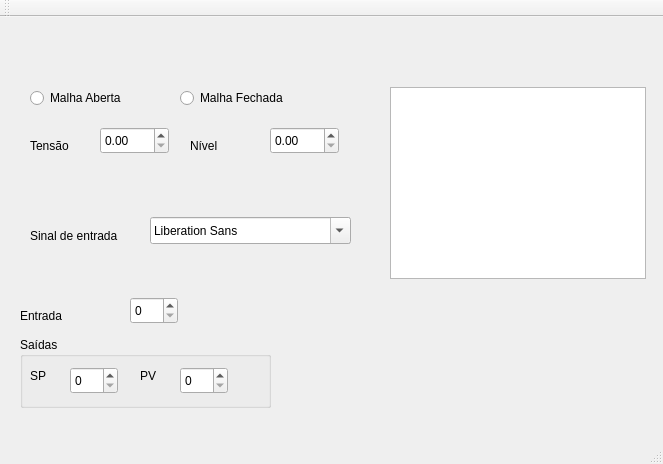
Above: LabControle1/mainwindow.ui from marciojunior159/Projects before the change. Below: the same form after it.
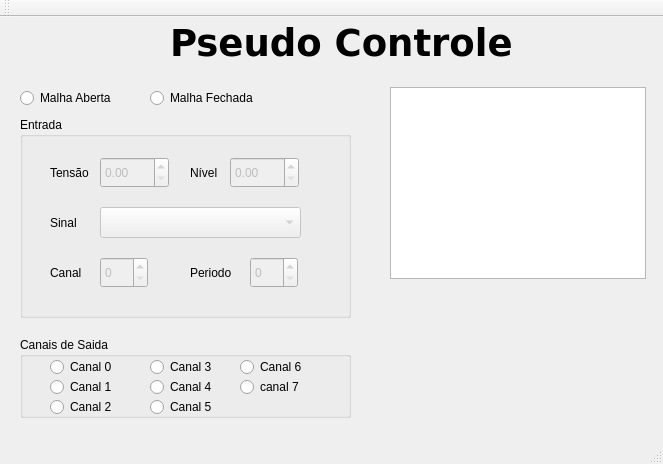
That is the form after the change.

Commit message: algumas modificações na interface

What changed in the file:
```diff
--- a/LabControle1/mainwindow.ui
+++ b/LabControle1/mainwindow.ui
@@ -17,7 +17,7 @@
    <widget class="QRadioButton" name="radioButton">
     <property name="geometry">
      <rect>
-      <x>30</x>
+      <x>20</x>
       <y>70</y>
       <width>117</width>
       <height>22</height>
@@ -30,7 +30,7 @@
    <widget class="QRadioButton" name="radioButton_2">
     <property name="geometry">
      <rect>
-      <x>180</x>
+      <x>150</x>
       <y>70</y>
       <width>151</width>
       <height>22</height>
@@ -40,154 +40,120 @@
      <string>Malha Fechada</string>
     </property>
    </widget>
-   <widget class="QDoubleSpinBox" name="doubleSpinBox">
-    <property name="geometry">
-     <rect>
-      <x>100</x>
-      <y>110</y>
-      <width>69</width>
-      <height>27</height>
-     </rect>
-    </property>
-   </widget>
-   <widget class="QLabel" name="label">
-    <property name="geometry">
-     <rect>
-      <x>30</x>
-      <y>120</y>
-      <width>67</width>
-      <height>17</height>
-     </rect>
-    </property>
-    <property name="text">
-     <string>Tensão</string>
-    </property>
-   </widget>
-   <widget class="QLabel" name="label_2">
-    <property name="geometry">
-     <rect>
-      <x>190</x>
-      <y>120</y>
-      <width>67</width>
-      <height>17</height>
-     </rect>
-    </property>
-    <property name="text">
-     <string>Nível</string>
-    </property>
-   </widget>
-   <widget class="QDoubleSpinBox" name="doubleSpinBox_2">
-    <property name="geometry">
-     <rect>
-      <x>270</x>
-      <y>110</y>
-      <width>69</width>
-      <height>27</height>
-     </rect>
-    </property>
-   </widget>
-   <widget class="QFontComboBox" name="fontComboBox">
-    <property name="geometry">
-     <rect>
-      <x>150</x>
-      <y>200</y>
-      <width>201</width>
-      <height>27</height>
-     </rect>
-    </property>
-   </widget>
-   <widget class="QLabel" name="label_3">
-    <property name="geometry">
-     <rect>
-      <x>30</x>
-      <y>210</y>
-      <width>111</width>
-      <height>17</height>
-     </rect>
-    </property>
-    <property name="text">
-     <string>Sinal de entrada</string>
-    </property>
-   </widget>
-   <widget class="QLabel" name="label_5">
-    <property name="geometry">
-     <rect>
-      <x>20</x>
-      <y>290</y>
-      <width>67</width>
-      <height>17</height>
-     </rect>
-    </property>
-    <property name="text">
-     <string>Entrada</string>
-    </property>
-   </widget>
-   <widget class="QSpinBox" name="spinBox">
-    <property name="geometry">
-     <rect>
-      <x>130</x>
-      <y>280</y>
-      <width>48</width>
-      <height>27</height>
-     </rect>
-    </property>
-   </widget>
    <widget class="QGroupBox" name="groupBox">
     <property name="geometry">
      <rect>
       <x>20</x>
       <y>320</y>
-      <width>251</width>
-      <height>71</height>
+      <width>331</width>
+      <height>81</height>
      </rect>
     </property>
     <property name="title">
-     <string>Saídas</string>
+     <string>Canais de Saida</string>
     </property>
-    <widget class="QLabel" name="label_6">
+    <widget class="QRadioButton" name="radioButton_3">
      <property name="geometry">
       <rect>
-       <x>10</x>
-       <y>30</y>
-       <width>31</width>
-       <height>17</height>
+       <x>30</x>
+       <y>20</y>
+       <width>71</width>
+       <height>20</height>
       </rect>
      </property>
      <property name="text">
-      <string>SP</string>
+      <string>Canal 0</string>
      </property>
     </widget>
-    <widget class="QSpinBox" name="spinBox_2">
+    <widget class="QRadioButton" name="radioButton_4">
      <property name="geometry">
       <rect>
-       <x>50</x>
-       <y>30</y>
-       <width>48</width>
-       <height>27</height>
+       <x>30</x>
+       <y>40</y>
+       <width>71</width>
+       <height>20</height>
       </rect>
      </property>
+     <property name="text">
+      <string>Canal 1</string>
+     </property>
     </widget>
-    <widget class="QLabel" name="label_7">
+    <widget class="QRadioButton" name="radioButton_6">
      <property name="geometry">
       <rect>
-       <x>120</x>
-       <y>30</y>
-       <width>41</width>
-       <height>17</height>
+       <x>130</x>
+       <y>20</y>
+       <width>71</width>
+       <height>20</height>
       </rect>
      </property>
      <property name="text">
-      <string>PV</string>
+      <string>Canal 3</string>
      </property>
     </widget>
-    <widget class="QSpinBox" name="spinBox_3">
+    <widget class="QRadioButton" name="radioButton_7">
      <property name="geometry">
       <rect>
-       <x>160</x>
-       <y>30</y>
-       <width>48</width>
-       <height>27</height>
+       <x>130</x>
+       <y>40</y>
+       <width>71</width>
+       <height>20</height>
       </rect>
+     </property>
+     <property name="text">
+      <string>Canal 4</string>
+     </property>
+    </widget>
+    <widget class="QRadioButton" name="radioButton_9">
+     <property name="geometry">
+      <rect>
+       <x>220</x>
+       <y>20</y>
+       <width>71</width>
+       <height>20</height>
+      </rect>
+     </property>
+     <property name="text">
+      <string>Canal 6</string>
+     </property>
+    </widget>
+    <widget class="QRadioButton" name="radioButton_10">
+     <property name="geometry">
+      <rect>
+       <x>220</x>
+       <y>40</y>
+       <width>71</width>
+       <height>20</height>
+      </rect>
+     </property>
+     <property name="text">
+      <string>canal 7</string>
+     </property>
+    </widget>
+    <widget class="QRadioButton" name="radioButton_8">
+     <property name="geometry">
+      <rect>
+       <x>130</x>
+       <y>60</y>
+       <width>71</width>
+       <height>20</height>
+      </rect>
+     </property>
+     <property name="text">
+      <string>Canal 5</string>
+     </property>
+    </widget>
+    <widget class="QRadioButton" name="radioButton_5">
+     <property name="geometry">
+      <rect>
+       <x>30</x>
+       <y>60</y>
+       <width>71</width>
+       <height>20</height>
+      </rect>
+     </property>
+     <property name="text">
+      <string>Canal 2</string>
      </property>
     </widget>
    </widget>
@@ -201,6 +167,170 @@
      </rect>
     </property>
    </widget>
+   <widget class="QLabel" name="label_4">
+    <property name="geometry">
+     <rect>
+      <x>170</x>
+      <y>0</y>
+      <width>341</width>
+      <height>51</height>
+     </rect>
+    </property>
+    <property name="font">
+     <font>
+      <family>DejaVu Sans</family>
+      <pointsize>28</pointsize>
+      <weight>75</weight>
+      <bold>true</bold>
+     </font>
+    </property>
+    <property name="text">
+     <string>Pseudo Controle</string>
+    </property>
+   </widget>
+   <widget class="QGroupBox" name="groupBox_2">
+    <property name="geometry">
+     <rect>
+      <x>20</x>
+      <y>100</y>
+      <width>331</width>
+      <height>201</height>
+     </rect>
+    </property>
+    <property name="title">
+     <string>Entrada</string>
+    </property>
+    <widget class="QDoubleSpinBox" name="doubleSpinBox_2">
+     <property name="enabled">
+      <bool>false</bool>
+     </property>
+     <property name="geometry">
+      <rect>
+       <x>210</x>
+       <y>40</y>
+       <width>69</width>
+       <height>31</height>
+      </rect>
+     </property>
+    </widget>
+    <widget class="QDoubleSpinBox" name="doubleSpinBox">
+     <property name="enabled">
+      <bool>false</bool>
+     </property>
+     <property name="geometry">
+      <rect>
+       <x>80</x>
+       <y>40</y>
+       <width>69</width>
+       <height>31</height>
+      </rect>
+     </property>
+    </widget>
+    <widget class="QLabel" name="label_2">
+     <property name="geometry">
+      <rect>
+       <x>170</x>
+       <y>40</y>
+       <width>41</width>
+       <height>31</height>
+      </rect>
+     </property>
+     <property name="text">
+      <string>Nível</string>
+     </property>
+    </widget>
+    <widget class="QLabel" name="label">
+     <property name="geometry">
+      <rect>
+       <x>30</x>
+       <y>40</y>
+       <width>51</width>
+       <height>31</height>
+      </rect>
+     </property>
+     <property name="text">
+      <string>Tensão</string>
+     </property>
+    </widget>
+    <widget class="QLabel" name="label_3">
+     <property name="geometry">
+      <rect>
+       <x>30</x>
+       <y>90</y>
+       <width>31</width>
+       <height>31</height>
+      </rect>
+     </property>
+     <property name="text">
+      <string>Sinal</string>
+     </property>
+    </widget>
+    <widget class="QSpinBox" name="spinBox">
+     <property name="enabled">
+      <bool>false</bool>
+     </property>
+     <property name="geometry">
+      <rect>
+       <x>80</x>
+       <y>140</y>
+       <width>48</width>
+       <height>31</height>
+      </rect>
+     </property>
+    </widget>
+    <widget class="QLabel" name="label_5">
+     <property name="geometry">
+      <rect>
+       <x>30</x>
+       <y>140</y>
+       <width>41</width>
+       <height>31</height>
+      </rect>
+     </property>
+     <property name="text">
+      <string>Canal</string>
+     </property>
+    </widget>
+    <widget class="QSpinBox" name="spinBox_2">
+     <property name="enabled">
+      <bool>false</bool>
+     </property>
+     <property name="geometry">
+      <rect>
+       <x>230</x>
+       <y>140</y>
+       <width>48</width>
+       <height>31</height>
+      </rect>
+     </property>
+    </widget>
+    <widget class="QLabel" name="label_6">
+     <property name="geometry">
+      <rect>
+       <x>170</x>
+       <y>140</y>
+       <width>51</width>
+       <height>31</height>
+      </rect>
+     </property>
+     <property name="text">
+      <string>Periodo</string>
+     </property>
+    </widget>
+    <widget class="QComboBox" name="comboBox">
+     <property name="enabled">
+      <bool>false</bool>
+     </property>
+     <property name="geometry">
+      <rect>
+       <x>80</x>
+       <y>90</y>
+       <width>201</width>
+       <height>31</height>
+      </rect>
+     </property>
+    </widget>
+   </widget>
   </widget>
   <widget class="QMenuBar" name="menuBar">
    <property name="geometry">
```
Left out of the diff: 2 changed lines with no effect on the pictures. The commit also changes 2 other files.
